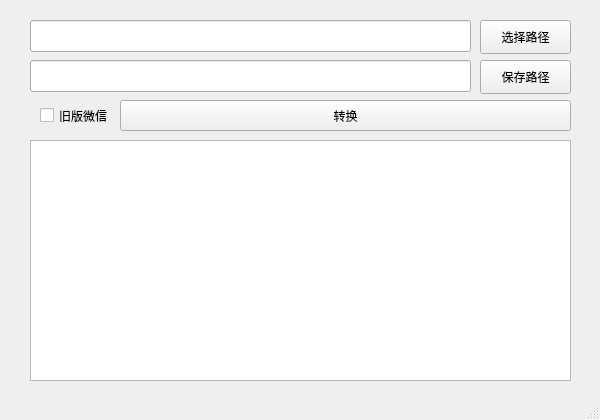
Old version of the form src/main.ui in the repository nixgnauhcuy/WechatImgDatDecodeQt.
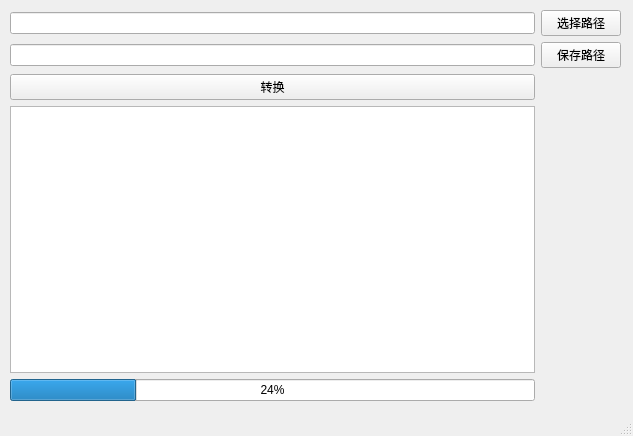
New version of the form.

Commit message: 删除旧版微信支持，调整UI并增加进度条，增加进度条功能，并调整部分代码

The edit to the form file:
```diff
--- a/src/main.ui
+++ b/src/main.ui
@@ -6,101 +6,76 @@
    <rect>
     <x>0</x>
     <y>0</y>
-    <width>600</width>
-    <height>420</height>
+    <width>633</width>
+    <height>436</height>
    </rect>
   </property>
   <property name="windowTitle">
    <string>WechatImgDatDecode</string>
   </property>
   <widget class="QWidget" name="centralWidget">
-   <widget class="QLineEdit" name="pathLineEdit">
+   <widget class="QWidget" name="">
     <property name="geometry">
      <rect>
-      <x>30</x>
-      <y>20</y>
-      <width>441</width>
-      <height>32</height>
+      <x>10</x>
+      <y>10</y>
+      <width>611</width>
+      <height>391</height>
      </rect>
     </property>
-    <property name="readOnly">
-     <bool>true</bool>
-    </property>
-   </widget>
-   <widget class="QPushButton" name="pathPushButton">
-    <property name="geometry">
-     <rect>
-      <x>480</x>
-      <y>20</y>
-      <width>91</width>
-      <height>34</height>
-     </rect>
-    </property>
-    <property name="text">
-     <string>选择路径</string>
-    </property>
-   </widget>
-   <widget class="QPushButton" name="decodePushButton">
-    <property name="geometry">
-     <rect>
-      <x>120</x>
-      <y>100</y>
-      <width>451</width>
-      <height>31</height>
-     </rect>
-    </property>
-    <property name="text">
-     <string>转换</string>
-    </property>
-   </widget>
-   <widget class="QPlainTextEdit" name="logPlainTextEdit">
-    <property name="geometry">
-     <rect>
-      <x>30</x>
-      <y>140</y>
-      <width>541</width>
-      <height>241</height>
-     </rect>
-    </property>
-   </widget>
-   <widget class="QLineEdit" name="savePathLineEdit">
-    <property name="geometry">
-     <rect>
-      <x>30</x>
-      <y>60</y>
-      <width>441</width>
-      <height>32</height>
-     </rect>
-    </property>
-    <property name="readOnly">
-     <bool>true</bool>
-    </property>
-   </widget>
-   <widget class="QPushButton" name="savePathPushButton">
-    <property name="geometry">
-     <rect>
-      <x>480</x>
-      <y>60</y>
-      <width>91</width>
-      <height>34</height>
-     </rect>
-    </property>
-    <property name="text">
-     <string>保存路径</string>
-    </property>
-   </widget>
-   <widget class="QCheckBox" name="wechatVersionCheckBox">
-    <property name="geometry">
-     <rect>
-      <x>40</x>
-      <y>100</y>
-      <width>80</width>
-      <height>31</height>
-     </rect>
-    </property>
-    <property name="text">
-     <string>旧版微信</string>
-    </property>
+    <layout class="QGridLayout" name="gridLayout">
+     <item row="2" column="0">
+      <widget class="QPushButton" name="decodePushButton">
+       <property name="text">
+        <string>转换</string>
+       </property>
+      </widget>
+     </item>
+     <item row="1" column="1">
+      <widget class="QPushButton" name="savePathPushButton">
+       <property name="text">
+        <string>保存路径</string>
+       </property>
+      </widget>
+     </item>
+     <item row="3" column="0">
+      <widget class="QPlainTextEdit" name="logPlainTextEdit"/>
+     </item>
+     <item row="1" column="0">
+      <widget class="QLineEdit" name="savePathLineEdit">
+       <property name="readOnly">
+        <bool>true</bool>
+       </property>
+      </widget>
+     </item>
+     <item row="0" column="0">
+      <widget class="QLineEdit" name="pathLineEdit">
+       <property name="readOnly">
+        <bool>true</bool>
+       </property>
+      </widget>
+     </item>
+     <item row="0" column="1">
+      <widget class="QPushButton" name="pathPushButton">
+       <property name="text">
+        <string>选择路径</string>
+       </property>
+      </widget>
+     </item>
+     <item row="4" column="0">
+      <widget class="QProgressBar" name="progressBar">
+       <property name="value">
+        <number>24</number>
+       </property>
+       <property name="alignment">
+        <set>Qt::AlignCenter</set>
+       </property>
+      </widget>
+     </item>
+     <item row="3" column="1">
+      <layout class="QVBoxLayout" name="verticalLayout"/>
+     </item>
+    </layout>
    </widget>
   </widget>
   <widget class="QStatusBar" name="statusBar"/>
```
The commit also changes 2 other files.
